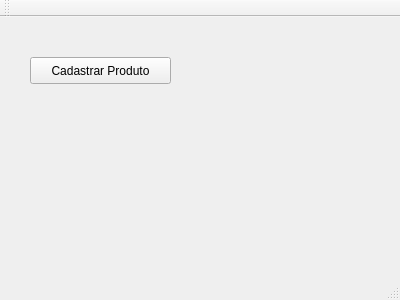
The window that mainwindow.ui (brunoabneves/Estoque-Agro) describes before a commit, drawn with Qt 5.
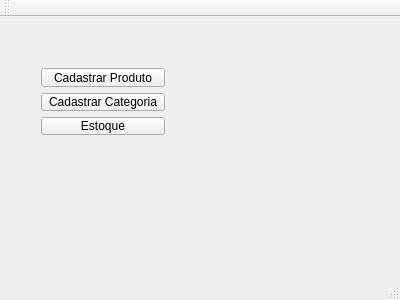
The same window after the commit.

Commit message: Tela Cadastro de categoria e tela estoque

Diff of the .ui file:
```diff
--- a/mainwindow.ui
+++ b/mainwindow.ui
@@ -14,18 +14,38 @@
    <string>MainWindow</string>
   </property>
   <widget class="QWidget" name="centralWidget">
-   <widget class="QPushButton" name="pBCadastroProd">
+   <widget class="QWidget" name="">
     <property name="geometry">
      <rect>
       <x>30</x>
       <y>40</y>
-      <width>141</width>
-      <height>27</height>
+      <width>146</width>
+      <height>89</height>
      </rect>
     </property>
-    <property name="text">
-     <string>Cadastrar Produto</string>
-    </property>
+    <layout class="QVBoxLayout" name="verticalLayout">
+     <item>
+      <widget class="QPushButton" name="pBCadastroProd">
+       <property name="text">
+        <string>Cadastrar Produto</string>
+       </property>
+      </widget>
+     </item>
+     <item>
+      <widget class="QPushButton" name="pBCadastroCategoria">
+       <property name="text">
+        <string>Cadastrar Categoria</string>
+       </property>
+      </widget>
+     </item>
+     <item>
+      <widget class="QPushButton" name="pBEstoque">
+       <property name="text">
+        <string>Estoque</string>
+       </property>
+      </widget>
+     </item>
+    </layout>
    </widget>
   </widget>
   <widget class="QMenuBar" name="menuBar">
```
Left out of the diff: 2 changed lines with no effect on the pictures. The commit also changes 11 other files.
